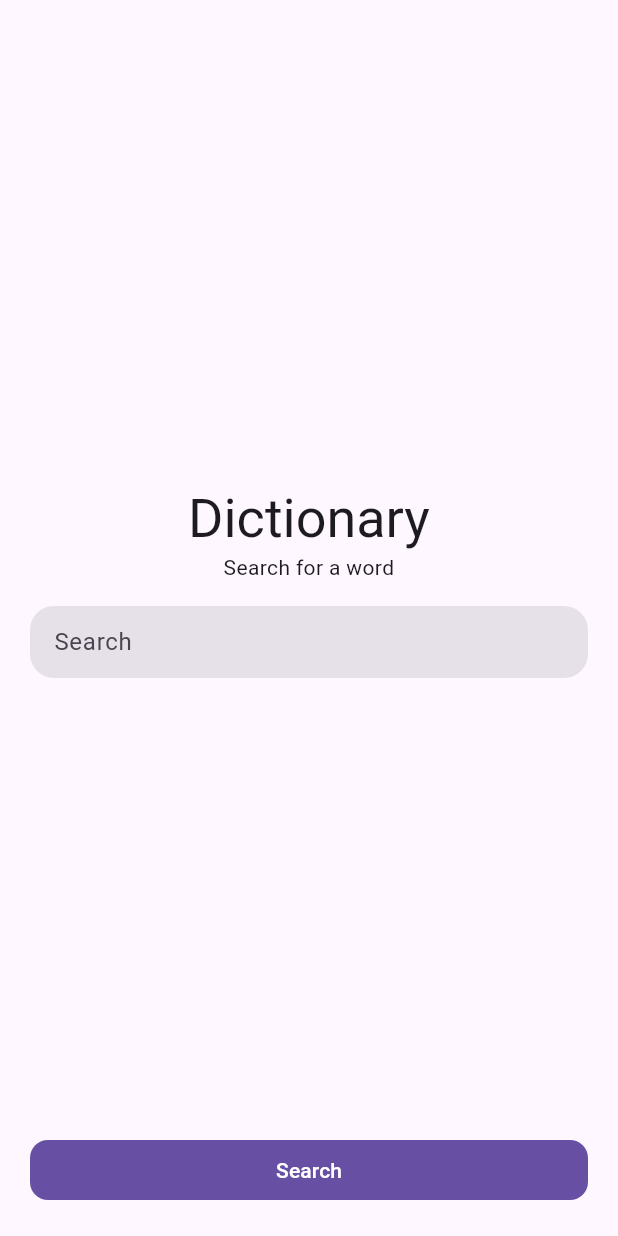
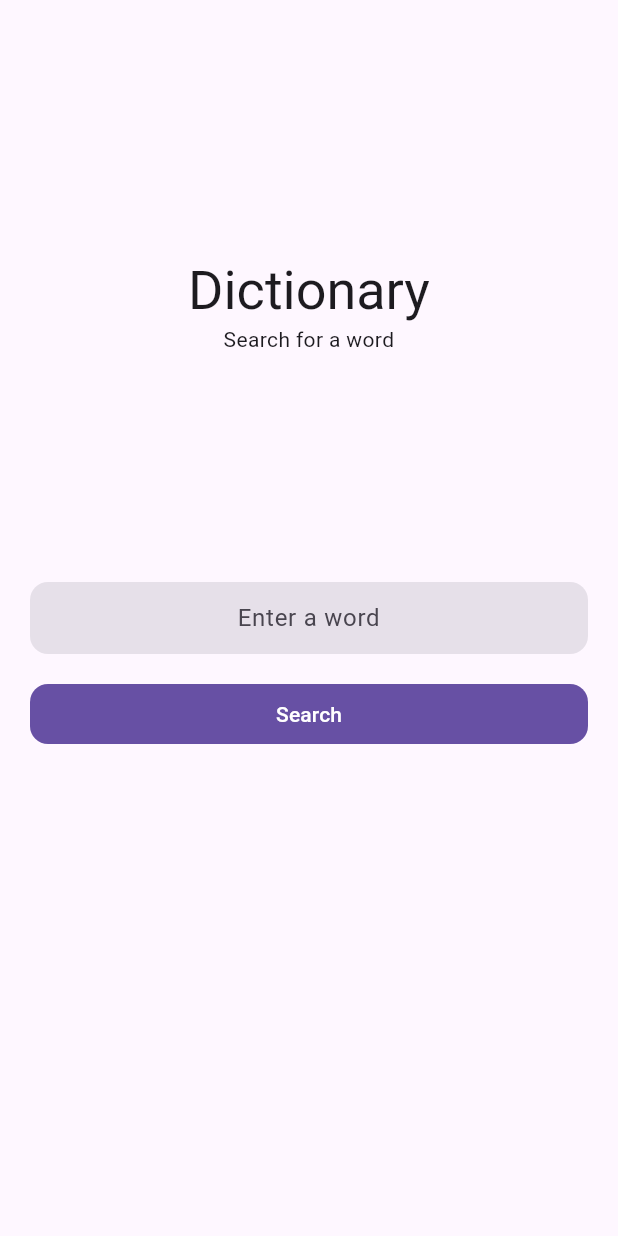
Before and after one commit to Basith-P/BLoC-Dictionary, a Flutter app: the screen it shows after launch, on a phone screen of 412 x 824 dp. Run offline on Flutter 3.47's test engine with Material 2 defaults, Android fonts, the phone set to English and light mode, and no system bars; our stand-ins replace bloc, flutter_bloc, flutter_hooks.

Commit message:
add dictionary cubit

```diff
--- /dev/null
+++ b/lib/bloc/dicitonary_cubit/dictionary_cubit.dart
@@ -0,0 +1,30 @@
+import 'package:bloc/bloc.dart';
+import 'package:flutter/foundation.dart' show debugPrint, immutable;
+
+import '../../models/word_details.dart';
+import '../../repository/word_repository.dart';
+
+part 'dictionary_state.dart';
+
+class DictionaryCubit extends Cubit<DictionaryState> {
+  final WordRepostory _repostory;
+
+  DictionaryCubit(this._repostory) : super(const NoWordSarchedState());
+
+  void searchWord(String word) async {
+    emit(const WordSearchingState());
+
+    try {
+      final results = await _repostory.getWordDetails(word);
+      if (results.isEmpty) {
+        emit(NoResultFoundState());
+      } else {
+        debugPrint(results.toString());
+        emit(ResultFoundState(results));
+      }
+    } catch (e) {
+      debugPrint(e.toString());
+      emit(ErrorState(message: e.toString()));
+    }
+  }
+}
--- /dev/null
+++ b/lib/bloc/dicitonary_cubit/dictionary_state.dart
@@ -0,0 +1,28 @@
+part of 'dictionary_cubit.dart';
+
+@immutable
+abstract class DictionaryState {
+  const DictionaryState();
+}
+
+class NoWordSarchedState extends DictionaryState {
+  const NoWordSarchedState();
+}
+
+class WordSearchingState extends DictionaryState {
+  const WordSearchingState();
+}
+
+class ResultFoundState extends DictionaryState {
+  final List<WordDetails> results;
+
+  const ResultFoundState(this.results);
+}
+
+class NoResultFoundState extends DictionaryState {}
+
+class ErrorState extends DictionaryState {
+  final String? message;
+
+  const ErrorState({this.message = "Something went wrong"});
+}
--- /dev/null
+++ b/lib/constants/global_keys.dart
@@ -0,0 +1,3 @@
+import 'package:flutter/material.dart' show GlobalKey, ScaffoldMessengerState;
+
+final scaffoldMessengerKey = GlobalKey<ScaffoldMessengerState>();
--- a/lib/main.dart
+++ b/lib/main.dart
@@ -1,5 +1,9 @@
 import 'package:flutter/material.dart';
+import 'package:flutter_bloc/flutter_bloc.dart';
 
+import 'bloc/dicitonary_cubit/dictionary_cubit.dart';
+import 'constants/global_keys.dart';
+import 'repository/word_repository.dart';
 import 'views/home_page.dart';
 
 void main() {
@@ -13,11 +17,15 @@ class MyApp extends StatelessWidget {
   Widget build(BuildContext context) {
     return GestureDetector(
       onTap: () => FocusManager.instance.primaryFocus?.unfocus(),
-      child: MaterialApp(
-        title: 'Flutter Demo',
-        theme: ThemeData.light(useMaterial3: true),
-        darkTheme: ThemeData.dark(useMaterial3: true),
-        home: const HomePage(),
+      child: BlocProvider(
+        create: (context) => DictionaryCubit(WordRepostory()),
+        child: MaterialApp(
+          title: 'Flutter Demo',
+          theme: ThemeData.light(useMaterial3: true),
+          darkTheme: ThemeData.dark(useMaterial3: true),
+          scaffoldMessengerKey: scaffoldMessengerKey,
+          home: const MainPage(),
+        ),
       ),
     );
   }
--- /dev/null
+++ b/lib/models/word_details.dart
@@ -0,0 +1,156 @@
+import 'dart:convert';
+
+List<WordDetails> wordDetailsFromJson(String str) => List<WordDetails>.from(
+    json.decode(str).map((x) => WordDetails.fromJson(x)));
+
+String wordDetailsToJson(List<WordDetails> data) =>
+    json.encode(List<dynamic>.from(data.map((x) => x.toJson())));
+
+class WordDetails {
+  WordDetails({
+    required this.word,
+    required this.phonetic,
+    required this.phonetics,
+    required this.meanings,
+    required this.license,
+    required this.sourceUrls,
+  });
+
+  final String word;
+  final String phonetic;
+  final List<Phonetic> phonetics;
+  final List<Meaning> meanings;
+  final License license;
+  final List<String> sourceUrls;
+
+  factory WordDetails.fromJson(Map<String, dynamic> json) => WordDetails(
+        word: json["word"],
+        phonetic: json["phonetic"],
+        phonetics: List<Phonetic>.from(
+            json["phonetics"].map((x) => Phonetic.fromJson(x))),
+        meanings: List<Meaning>.from(
+            json["meanings"].map((x) => Meaning.fromJson(x))),
+        license: License.fromJson(json["license"]),
+        sourceUrls: List<String>.from(json["sourceUrls"].map((x) => x)),
+      );
+
+  Map<String, dynamic> toJson() => {
+        "word": word,
+        "phonetic": phonetic,
+        "phonetics": List<dynamic>.from(phonetics.map((x) => x.toJson())),
+        "meanings": List<dynamic>.from(meanings.map((x) => x.toJson())),
+        "license": license.toJson(),
+        "sourceUrls": List<dynamic>.from(sourceUrls.map((x) => x)),
+      };
+
+  @override
+  String toString() {
+    return 'WordDetails(word: $word, phonetic: $phonetic, phonetics: $phonetics, meanings: $meanings, license: $license, sourceUrls: $sourceUrls)';
+  }
+}
+
+class License {
+  License({
+    required this.name,
+    required this.url,
+  });
+
+  final String name;
+  final String url;
+
+  factory License.fromJson(Map<String, dynamic> json) => License(
+        name: json["name"],
+        url: json["url"],
+      );
+
+  Map<String, dynamic> toJson() => {
+        "name": name,
+        "url": url,
+      };
+}
+
+class Meaning {
+  Meaning({
+    required this.partOfSpeech,
+    required this.definitions,
+    required this.synonyms,
+    required this.antonyms,
+  });
+
+  final String partOfSpeech;
+  final List<Definition> definitions;
+  final List<String> synonyms;
+  final List<String> antonyms;
+
+  factory Meaning.fromJson(Map<String, dynamic> json) => Meaning(
+        partOfSpeech: json["partOfSpeech"],
+        definitions: List<Definition>.from(
+            json["definitions"].map((x) => Definition.fromJson(x))),
+        synonyms: List<String>.from(json["synonyms"].map((x) => x)),
+        antonyms: List<String>.from(json["antonyms"].map((x) => x)),
+      );
+
+  Map<String, dynamic> toJson() => {
+        "partOfSpeech": partOfSpeech,
+        "definitions": List<dynamic>.from(definitions.map((x) => x.toJson())),
+        "synonyms": List<dynamic>.from(synonyms.map((x) => x)),
+        "antonyms": List<dynamic>.from(antonyms.map((x) => x)),
+      };
+}
+
+class Definition {
+  Definition({
+    required this.definition,
+    required this.synonyms,
+    required this.antonyms,
+    this.example,
+  });
+
+  final String definition;
+  final List<dynamic> synonyms;
+  final List<String> antonyms;
+  final String? example;
+
+  factory Definition.fromJson(Map<String, dynamic> json) => Definition(
+        definition: json["definition"],
+        synonyms: List<dynamic>.from(json["synonyms"].map((x) => x)),
+        antonyms: List<String>.from(json["antonyms"].map((x) => x)),
+        example: json["example"],
+      );
+
+  Map<String, dynamic> toJson() => {
+        "definition": definition,
+        "synonyms": List<dynamic>.from(synonyms.map((x) => x)),
+        "antonyms": List<dynamic>.from(antonyms.map((x) => x)),
+        "example": example,
+      };
+}
+
+class Phonetic {
+  Phonetic({
+    required this.text,
+    required this.audio,
+    this.sourceUrl,
+    this.license,
+  });
+
+  final String text;
+  final String audio;
+  final String? sourceUrl;
+  final License? license;
+
+  factory Phonetic.fromJson(Map<String, dynamic> json) => Phonetic(
+        text: json["text"],
+        audio: json["audio"],
+        sourceUrl: json["sourceUrl"],
+        license:
+            json["license"] == null ? null : License.fromJson(json["license"]),
+      );
+
+  Map<String, dynamic> toJson() => {
+        "text": text,
+        "audio": audio,
+        "sourceUrl": sourceUrl,
+        "license": license?.toJson(),
+      };
+}
--- /dev/null
+++ b/lib/services/http_service.dart
@@ -0,0 +1,13 @@
+import 'package:http/http.dart' as http;
+
+class HttpService {
+  static const baseUrl = "https://api.dictionaryapi.dev/api/v2/entries/";
+
+  static Future<http.Response> get(String url) async {
+    return await http.get(Uri.parse(baseUrl + url));
+  }
+
+  static Future<http.Response> post(String url) async {
+    return await http.post(Uri.parse(baseUrl + url));
+  }
+}
--- a/lib/views/home_page.dart
+++ b/lib/views/home_page.dart
@@ -1,58 +1,35 @@
 import 'package:flutter/material.dart';
+import 'package:flutter_bloc/flutter_bloc.dart';
+import 'package:flutter_hooks/flutter_hooks.dart';
 
-import '../constants/gaps.dart';
+import '../bloc/dicitonary_cubit/dictionary_cubit.dart';
 import '../constants/ui_defaults.dart';
+import '../widgets/loader.dart';
+import 'search_word_view.dart';
 
-class HomePage extends StatelessWidget {
-  const HomePage({Key? key}) : super(key: key);
+class MainPage extends HookWidget {
+  const MainPage({Key? key}) : super(key: key);
 
   @override
   Widget build(BuildContext context) {
-    final textTheme = Theme.of(context).textTheme;
-
     return Scaffold(
       body: SafeArea(
           child: Padding(
-        padding: kPaddingAll,
-        child: Column(
-          crossAxisAlignment: CrossAxisAlignment.stretch,
-          children: [
-            const Spacer(),
-            Text(
-              'Dictionary',
-              textAlign: TextAlign.center,
-              style: textTheme.displaySmall,
-            ),
-            Text(
-              'Search for a word',
-              textAlign: TextAlign.center,
-              style: textTheme.bodyMedium,
-            ),
-            gapH4,
-            const TextField(
-              decoration: InputDecoration(
-                hintText: 'Search',
-                border: OutlineInputBorder(
-                  borderSide: BorderSide.none,
-                  borderRadius: kBorderRadiusAllMedium,
-                ),
-                isDense: true,
-                filled: true,
-              ),
-            ),
-            const Spacer(),
-            TextButton(
-                onPressed: () {},
-                style: TextButton.styleFrom(
-                  shape: const RoundedRectangleBorder(
-                      borderRadius: kBorderRadiusAllSmall),
-                  foregroundColor: Theme.of(context).colorScheme.onPrimary,
-                  backgroundColor: Theme.of(context).colorScheme.primary,
-                ),
-                child: const Text('Search')),
-          ],
-        ),
-      )),
+              padding: kPaddingAll,
+              child: BlocBuilder<DictionaryCubit, DictionaryState>(
+                builder: (context, state) {
+                  switch (state) {
+                    case NoWordSarchedState():
+                      return const SearchWordView();
+                    case WordSearchingState():
+                      return const Loader();
+                    case ErrorState():
+                      return ErrorWidget("Something went wrong");
+                    default:
+                      return const SearchWordView();
+                  }
+                },
+              ))),
     );
   }
 }
--- /dev/null
+++ b/lib/views/search_word_view.dart
@@ -0,0 +1,36 @@
+import 'package:flutter/material.dart';
+import 'package:flutter_hooks/flutter_hooks.dart';
+
+import '../widgets/search_field_and_button.dart';
+
+class SearchWordView extends HookWidget {
+  const SearchWordView({super.key});
+
+  @override
+  Widget build(BuildContext context) {
+    final textTheme = Theme.of(context).textTheme;
+    final wordController = useTextEditingController();
+
+    return Column(
+      crossAxisAlignment: CrossAxisAlignment.stretch,
+      mainAxisAlignment: MainAxisAlignment.spaceAround,
+      children: [
+        const Spacer(),
+        Text(
+          'Dictionary',
+          textAlign: TextAlign.center,
+          style: textTheme.displaySmall,
+        ),
+        Text(
+          'Search for a word',
+          textAlign: TextAlign.center,
+          style: textTheme.bodyMedium,
+        ),
+        const Spacer(),
+        SearchFieldAndButton(wordController),
+        const Spacer(),
+        const Spacer(),
+      ],
+    );
+  }
+}
--- /dev/null
+++ b/lib/widgets/search_field_and_button.dart
@@ -0,0 +1,53 @@
+import 'package:flutter/material.dart';
+import 'package:flutter_bloc/flutter_bloc.dart';
+
+import '../bloc/dicitonary_cubit/dictionary_cubit.dart';
+import '../constants/gaps.dart';
+import '../constants/ui_defaults.dart';
+import '../utils/functions.dart';
+
+class SearchFieldAndButton extends StatelessWidget {
+  const SearchFieldAndButton(this.wordController, {super.key});
+
+  final TextEditingController wordController;
+
+  @override
+  Widget build(BuildContext context) {
+    return Column(
+      crossAxisAlignment: CrossAxisAlignment.stretch,
+      children: [
+        TextField(
+          controller: wordController,
+          textAlign: TextAlign.center,
+          decoration: const InputDecoration(
+            hintText: 'Enter a word',
+            border: OutlineInputBorder(
+              borderSide: BorderSide.none,
+              borderRadius: kBorderRadiusAllSmall,
+            ),
+            isDense: true,
+            filled: true,
+          ),
+        ),
+        gapH4,
+        TextButton(
+          onPressed: () {
+            final word = wordController.text.trim();
+            if (word.isNotEmpty) {
+              context.read<DictionaryCubit>().searchWord(word);
+            } else {
+              showSnackBar('Please enter a word');
+            }
+          },
+          style: TextButton.styleFrom(
+            shape: const RoundedRectangleBorder(
+                borderRadius: kBorderRadiusAllSmall),
+            foregroundColor: Theme.of(context).colorScheme.onPrimary,
+            backgroundColor: Theme.of(context).colorScheme.primary,
+          ),
+          child: const Text('Search'),
+        ),
+      ],
+    );
+  }
+}
--- a/pubspec.yaml
+++ b/pubspec.yaml
@@ -7,10 +7,12 @@ environment:
   sdk: '>=2.19.5 <3.0.0'
 
 dependencies:
+  bloc: ^8.1.1
   cupertino_icons: ^1.0.2
   flutter:
     sdk: flutter
   flutter_bloc: ^8.1.2
+  flutter_hooks: ^0.18.6
   http: ^0.13.5
 
 dev_dependencies:
```
Also changed, not shown: lib/repository/word_repository.dart (added, +27 -0 lines), lib/utils/functions.dart (added, +14 -0 lines), lib/widgets/error_display.dart (added, +17 -0 lines), lib/widgets/loader.dart (added, +10 -0 lines), pubspec.lock.
